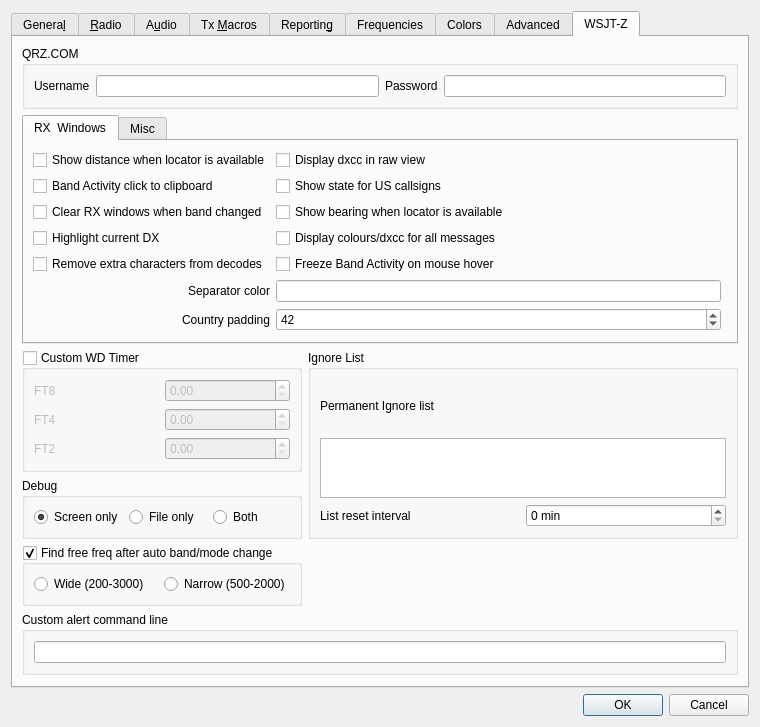
First picture: the form in Configuration.ui, repository SpudGunMan/wsjt-z, before the edit.
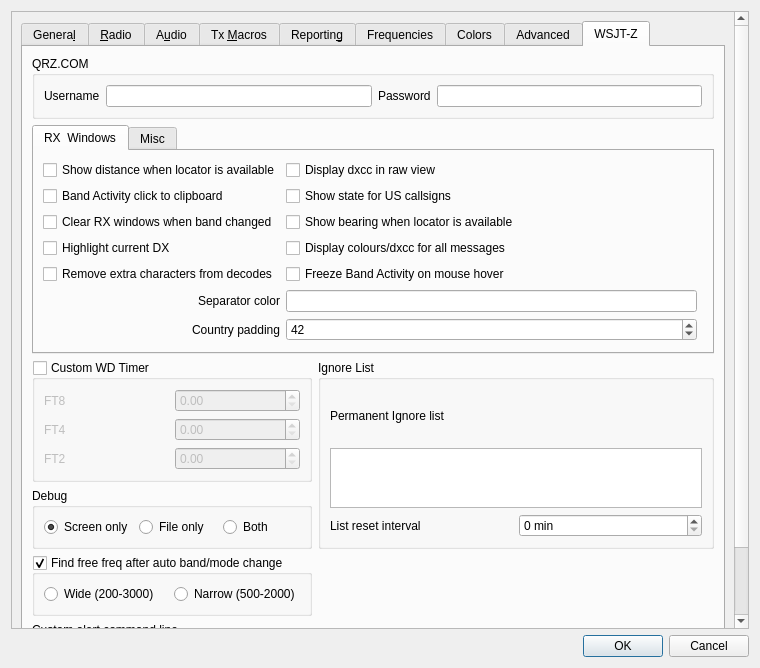
Second picture: the form after the edit. Custom widgets are drawn as their Qt base class.

Commit message:
fix-config-size
wrap in a scrollbar for now

Patch:
```diff
--- a/Configuration.ui
+++ b/Configuration.ui
@@ -15,6 +15,13 @@
   </property>
   <layout class="QVBoxLayout" name="verticalLayout_2">
    <item>
+    <widget class="QScrollArea" name="configuration_scroll_area">
+     <property name="widgetResizable">
+      <bool>true</bool>
+     </property>
+     <widget class="QWidget" name="scrollAreaWidgetContents">
+      <layout class="QVBoxLayout" name="verticalLayout_scroll">
+       <item>
     <widget class="QTabWidget" name="configuration_tabs">
      <property name="currentIndex">
       <number>8</number>
@@ -4055,6 +4062,10 @@
            </widget>
           </item>
          </layout>
+        </widget>
+       </item>
+      </layout>
+     </widget>
         </widget>
        </item>
       </layout>
```
Lines whose indentation alone changed are shown as unchanged.
